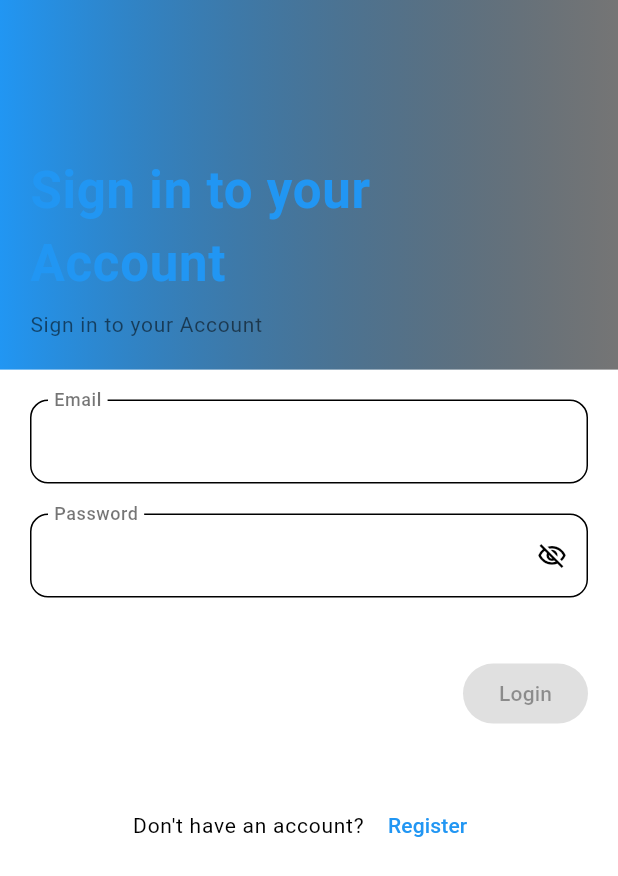
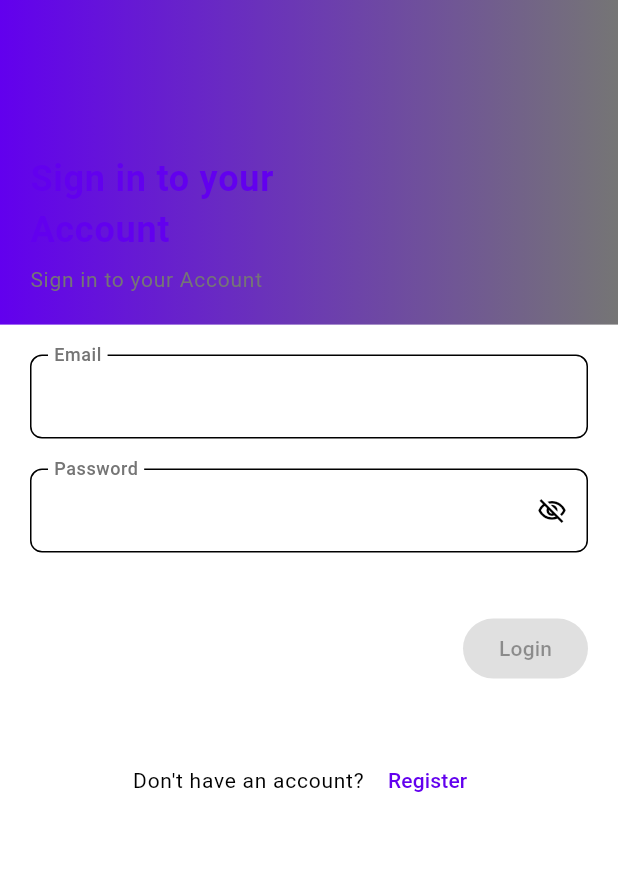
Before and after one commit to daniel-bernet/shoppyList_mobileApplication, a Flutter app: the screen it shows after launch, on a phone screen of 412 x 824 dp. Shown: the top 876 px of the screen. Run offline on Flutter 3.47's test engine with Material 3 defaults, Android fonts, the phone set to English and light mode, and no system bars; our stand-ins replace flutter_secure_storage.

Commit message:
dark theme
implementation of the dark theme. the navbar doesnt change with the theme. further does the login and register page need some work.

```diff
--- a/lib/components/custom_app_bar.dart
+++ b/lib/components/custom_app_bar.dart
@@ -1,4 +1,4 @@
-import 'package:app/values/app_colors.dart';
+import 'package:app/utils/theme/app_colors.dart';
 import 'package:flutter/material.dart';
 
 class CustomAppBar extends StatelessWidget implements PreferredSizeWidget {
@@ -16,7 +16,7 @@ class CustomAppBar extends StatelessWidget implements PreferredSizeWidget {
     return AppBar(
       title: Text(
         pageTitle,
-        style: Theme.of(context).textTheme.titleLarge?.copyWith(color:AppColors.lightOnPrimaryColor) // Optional specification for visibility.
+        style: Theme.of(context).textTheme.titleLarge?.copyWith(color:AppColors.lightOnPrimaryColor)
       ),
       centerTitle: true,
       backgroundColor: Theme.of(context).colorScheme.primary,
--- a/lib/login_register_app.dart
+++ /dev/null
@@ -1,25 +0,0 @@
-import 'package:flutter/material.dart';
-
-import 'routes.dart';
-import 'utils/helpers/navigation_helper.dart';
-import 'utils/helpers/snackbar_helper.dart';
-import 'values/app_routes.dart';
-import 'values/app_strings.dart';
-import 'values/app_theme.dart';
-
-class LoginRegisterApp extends StatelessWidget {
-  const LoginRegisterApp({super.key});
-
-  @override
-  Widget build(BuildContext context) {
-    return MaterialApp(
-      debugShowCheckedModeBanner: false,
-      title: AppStrings.loginAndRegister,
-      theme: AppTheme.lightTheme,
-      initialRoute: AppRoutes.login,
-      scaffoldMessengerKey: SnackbarHelper.key,
-      navigatorKey: NavigationHelper.key,
-      onGenerateRoute: Routes.generateRoute,
-    );
-  }
-}
--- a/lib/main.dart
+++ b/lib/main.dart
@@ -1,13 +1,44 @@
 import 'package:flutter/material.dart';
 import 'package:flutter/services.dart';
-import 'login_register_app.dart';
+import 'package:provider/provider.dart';
+import 'utils/helpers/navigation_helper.dart';
+import 'utils/helpers/snackbar_helper.dart';
+import 'utils/theme/theme_provider.dart';
+import 'values/app_routes.dart';
+import 'values/app_strings.dart';
+import 'routes.dart';
+import 'utils/theme/app_theme.dart';
 
-void main() async {
+void main() {
   WidgetsFlutterBinding.ensureInitialized();
   SystemChrome.setSystemUIOverlayStyle(
     const SystemUiOverlayStyle(statusBarIconBrightness: Brightness.light),
   );
   SystemChrome.setPreferredOrientations([DeviceOrientation.portraitUp]).then(
-    (_) => runApp(const LoginRegisterApp()),
+    (_) => runApp(
+      ChangeNotifierProvider(
+        create: (context) => ThemeProvider(),
+        child: const ShoppyListApp(),
+      ),
+    ),
   );
 }
+
+class ShoppyListApp extends StatelessWidget {
+  const ShoppyListApp({super.key});
+
+  @override
+  Widget build(BuildContext context) {
+    final themeProvider = Provider.of<ThemeProvider>(context);
+
+    return MaterialApp(
+      debugShowCheckedModeBanner: false,
+      title: AppStrings.loginAndRegister,
+      theme: themeProvider.themeData,
+      initialRoute: AppRoutes.login,
+      scaffoldMessengerKey: SnackbarHelper.key,
+      navigatorKey: NavigationHelper.key,
+      onGenerateRoute: Routes.generateRoute,
+    );
+  }
+}
--- a/lib/screens/login_screen.dart
+++ b/lib/screens/login_screen.dart
@@ -10,7 +10,7 @@ import '../utils/helpers/navigation_helper.dart';
 import '../values/app_constants.dart';
 import '../values/app_routes.dart';
 import '../values/app_strings.dart';
-import '../values/app_theme.dart';
+import '../utils/theme/app_theme.dart';
 
 class LoginPage extends StatefulWidget {
   const LoginPage({super.key});
--- a/lib/screens/main_page.dart
+++ b/lib/screens/main_page.dart
@@ -1,5 +1,5 @@
 import 'package:flutter/material.dart';
-import 'package:app/values/app_colors.dart';
+import 'package:app/utils/theme/app_colors.dart';
 import 'package:app/components/custom_app_bar.dart';
 import 'shopping_page.dart';
 import 'add_item_page.dart';
--- a/lib/screens/register_screen.dart
+++ b/lib/screens/register_screen.dart
@@ -9,7 +9,7 @@ import '../values/app_constants.dart';
 import '../values/app_regex.dart';
 import '../values/app_routes.dart';
 import '../values/app_strings.dart';
-import '../values/app_theme.dart';
+import '../utils/theme/app_theme.dart';
 
 class RegisterPage extends StatefulWidget {
   const RegisterPage({super.key});
--- a/lib/screens/user_page.dart
+++ b/lib/screens/user_page.dart
@@ -1,6 +1,8 @@
 import 'package:app/utils/helpers/snackbar_helper.dart';
+import 'package:app/utils/theme/theme_provider.dart';
 import 'package:app/values/app_regex.dart';
 import 'package:flutter/material.dart';
+import 'package:provider/provider.dart';
 import '../services/api_service.dart';
 import '../utils/helpers/navigation_helper.dart';
 import '../values/app_strings.dart';
@@ -404,7 +406,9 @@ class _UserPageState extends State<UserPage> {
             title: const Text(AppStrings.darkMode),
             value: isDarkMode,
             onChanged: (bool value) {
-              // Handle theme change.
+              final themeProvider =
+                  Provider.of<ThemeProvider>(context, listen: false);
+              themeProvider.toggleTheme();
             },
           ),
         ],
--- a/lib/utils/common_widgets/gradient_background.dart
+++ b/lib/utils/common_widgets/gradient_background.dart
@@ -1,6 +1,5 @@
 import 'package:flutter/material.dart';
-import '../../values/app_colors.dart';
-import '../extensions.dart';
+import '../theme/app_colors.dart';
 
 class GradientBackground extends StatelessWidget {
   final List<Widget> children;
@@ -22,7 +21,7 @@ class GradientBackground extends StatelessWidget {
         child: Column(
           crossAxisAlignment: CrossAxisAlignment.stretch,
           children: [
-            SizedBox(height: context.heightFraction(sizeFraction: 0.1)),
+            SizedBox(height: MediaQuery.of(context).size.height * 0.1),
             ...children,
           ],
         ),
--- /dev/null
+++ b/lib/utils/theme/app_colors.dart
@@ -0,0 +1,21 @@
+import 'package:flutter/material.dart';
+
+class AppColors {
+  AppColors._();
+
+  // Light Theme Colors
+  static const Color lightPrimaryColor = Color(0xFF6200EE);  // A more appealing blue shade
+  static const Color lightOnPrimaryColor = Colors.white;
+  static const Color lightSecondaryColor = Color(0xFF757575);  // Complementary secondary color
+  static const Color lightBackground = Colors.white;
+  static const Color lightSurface = Colors.white;
+  static const List<Color> lightGradient = [lightPrimaryColor, lightSecondaryColor];
+
+  // Dark Theme Colors
+  static const Color darkPrimaryColor = Color(0xFFBB86FC);  // A purple shade for primary color
+  static const Color darkOnPrimaryColor = Colors.black;
+  static const Color darkSecondaryColor = Color(0xFFBDBDBD);  // Similar to light for consistency
+  static const Color darkBackground = Color(0xFF121212);  // A darker shade for background
+  static const Color darkSurface = Color(0xFF121212);
+  static const List<Color> darkGradient = [darkPrimaryColor, darkSecondaryColor];
+}
--- /dev/null
+++ b/lib/utils/theme/app_theme.dart
@@ -0,0 +1,80 @@
+import 'package:flutter/material.dart';
+import 'app_colors.dart';
+
+class AppTheme {
+  AppTheme._();
+
+  static ThemeData get lightTheme {
+    return ThemeData(
+      useMaterial3: true,
+      colorScheme: ColorScheme.light(
+        primary: AppColors.lightPrimaryColor,
+        onPrimary: AppColors.lightOnPrimaryColor,
+        secondary: AppColors.lightSecondaryColor,
+        background: AppColors.lightBackground,
+        surface: AppColors.lightSurface,
+      ),
+      scaffoldBackgroundColor: AppColors.lightBackground,
+      textTheme: const TextTheme(
+        titleLarge: TextStyle(
+          fontWeight: FontWeight.bold,
+          color: AppColors.lightPrimaryColor,
+          fontSize: 24,
+          letterSpacing: 0.5,
+        ),
+        bodySmall: TextStyle(
+          color: AppColors.lightSecondaryColor,
+          fontSize: 14,
+          letterSpacing: 0.5,
+        ),
+      ),
+      inputDecorationTheme: InputDecorationTheme(
+        border: OutlineInputBorder(
+          borderRadius: BorderRadius.all(Radius.circular(8)),
+          borderSide: BorderSide(color: AppColors.lightSecondaryColor),
+        ),
+        labelStyle: TextStyle(
+          color: AppColors.lightSecondaryColor,
+          fontWeight: FontWeight.w500,
+        ),
+      ),
+    );
+  }
+
+  static ThemeData get darkTheme {
+    return ThemeData(
+      useMaterial3: true,
+      colorScheme: ColorScheme.dark(
+        primary: AppColors.darkPrimaryColor,
+        onPrimary: AppColors.darkOnPrimaryColor,
+        secondary: AppColors.darkSecondaryColor,
+        background: AppColors.darkBackground,
+        surface: AppColors.darkSurface,
+      ),
+      scaffoldBackgroundColor: AppColors.darkBackground,
+      textTheme: const TextTheme(
+        titleLarge: TextStyle(
+          fontWeight: FontWeight.bold,
+          color: AppColors.darkPrimaryColor,
+          fontSize: 24,
+          letterSpacing: 0.5,
+        ),
+        bodySmall: TextStyle(
+          color: AppColors.darkSecondaryColor,
+          fontSize: 14,
+          letterSpacing: 0.5,
+        ),
+      ),
+      inputDecorationTheme: InputDecorationTheme(
+        border: OutlineInputBorder(
+          borderRadius: BorderRadius.all(Radius.circular(8)),
+          borderSide: BorderSide(color: AppColors.darkSecondaryColor),
+        ),
+        labelStyle: TextStyle(
+          color: AppColors.darkSecondaryColor,
+          fontWeight: FontWeight.w500,
+        ),
+      ),
+    );
+  }
+}
--- /dev/null
+++ b/lib/utils/theme/theme_provider.dart
@@ -0,0 +1,16 @@
+import 'package:flutter/material.dart';
+import 'app_theme.dart';
+
+class ThemeProvider extends ChangeNotifier {
+  ThemeData _themeData;
+
+  ThemeProvider({bool isDarkMode = false})
+      : _themeData = isDarkMode ? AppTheme.darkTheme : AppTheme.lightTheme;
+
+  ThemeData get themeData => _themeData;
+
+  void toggleTheme() {
+    _themeData = _themeData == AppTheme.darkTheme ? AppTheme.lightTheme : AppTheme.darkTheme;
+    notifyListeners();
+  }
+}
--- a/lib/values/app_colors.dart
+++ /dev/null
@@ -1,17 +0,0 @@
-import 'package:flutter/material.dart';
-
-class AppColors {
-  AppColors._();
-
-  // Light Theme Colors
-  static const Color lightPrimaryColor = Colors.blue;
-  static const Color lightOnPrimaryColor = Colors.white;
-  static const Color lightSecondaryColor = Colors.black54;
-  static const List<Color> lightGradient = [lightPrimaryColor, lightSecondaryColor];
-
-  // Dark Theme Colors
-  static const Color darkPrimaryColor = Colors.orange;
-  static const Color darkOnPrimaryColor = Colors.black;
-  static const Color darkSecondaryColor = Colors.grey;
-  static const List<Color> darkGradient = [darkPrimaryColor, darkSecondaryColor];
-}
--- a/lib/values/app_theme.dart
+++ /dev/null
@@ -1,72 +0,0 @@
-import 'package:flutter/material.dart';
-import 'app_colors.dart';
-
-class AppTheme {
-  AppTheme._();
-
-  static final ThemeData lightTheme = ThemeData(
-    useMaterial3: true,
-    colorScheme: ColorScheme.light(
-      primary: AppColors.lightPrimaryColor,
-      onPrimary: AppColors.lightOnPrimaryColor,
-      secondary: AppColors.lightSecondaryColor,
-    ),
-    scaffoldBackgroundColor: Colors.white,
-    textTheme: const TextTheme(
-      titleLarge: TextStyle(
-        fontWeight: FontWeight.bold,
-        color: AppColors.lightPrimaryColor, // Using primary color for titles
-        fontSize: 34,
-        letterSpacing: 0.5,
-      ),
-      bodySmall: TextStyle(
-        color: AppColors.lightSecondaryColor, // Using secondary color for body text
-        fontSize: 14,
-        letterSpacing: 0.5,
-      ),
-    ),
-    inputDecorationTheme: const InputDecorationTheme(
-      border: OutlineInputBorder(
-        borderRadius: BorderRadius.all(Radius.circular(12)),
-        borderSide: BorderSide(color: AppColors.lightSecondaryColor, width: 1.6),
-      ),
-      labelStyle: TextStyle(
-        color: AppColors.lightSecondaryColor,
-        fontWeight: FontWeight.w500,
-      ),
-    ),
-  );
-
-  static final ThemeData darkTheme = ThemeData(
-    useMaterial3: true,
-    colorScheme: const ColorScheme.dark(
-      primary: AppColors.darkPrimaryColor,
-      onPrimary: AppColors.darkOnPrimaryColor,
-      secondary: AppColors.darkSecondaryColor,
-    ),
-    scaffoldBackgroundColor: Colors.black,
-    textTheme: const TextTheme(
-      titleLarge: TextStyle(
-        fontWeight: FontWeight.bold,
-        color: AppColors.darkPrimaryColor, // Contrast color for dark theme titles
-        fontSize: 34,
-        letterSpacing: 0.5,
-      ),
-      bodySmall: TextStyle(
-        color: AppColors.darkSecondaryColor, // Contrast color for dark theme body text
-        fontSize: 14,
-        letterSpacing: 0.5,
-      ),
-    ),
-    inputDecorationTheme: const InputDecorationTheme(
-      border: OutlineInputBorder(
-        borderRadius: BorderRadius.all(Radius.circular(12)),
-        borderSide: BorderSide(color: AppColors.darkSecondaryColor, width: 1.6),
-      ),
-      labelStyle: TextStyle(
-        color: AppColors.darkSecondaryColor,
-        fontWeight: FontWeight.w500,
-      ),
-    ),
-  );
-}
--- a/pubspec.yaml
+++ b/pubspec.yaml
@@ -11,10 +11,9 @@ dependencies:
   flutter:
     sdk: flutter
   cupertino_icons: ^1.0.6
-  firebase_core: any
-  firebase_auth: ^4.17.6
   http: ^0.13.3
   flutter_secure_storage: ^5.0.2
+  provider: ^6.1.2
 
 dev_dependencies:
   flutter_test:
```
Also changed, not shown: lib/components/bottom_navigation_bar.dart (+5 -6 lines), lib/utils/extensions.dart (deleted, +0 -9 lines), pubspec.lock, 3 other files.
